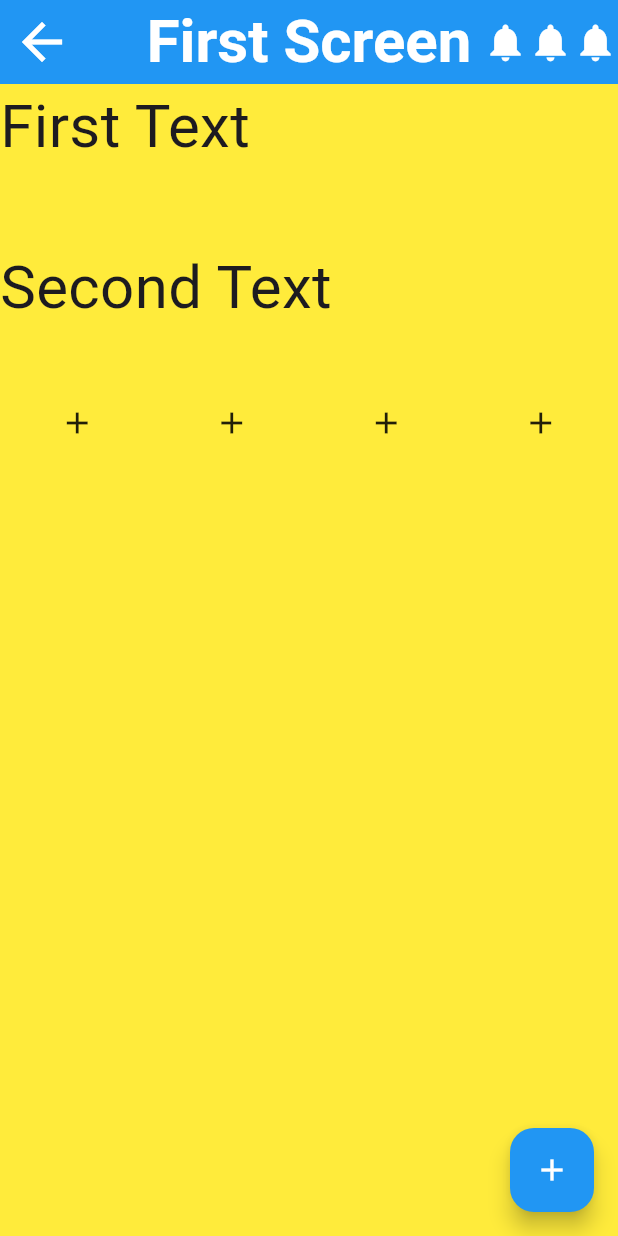
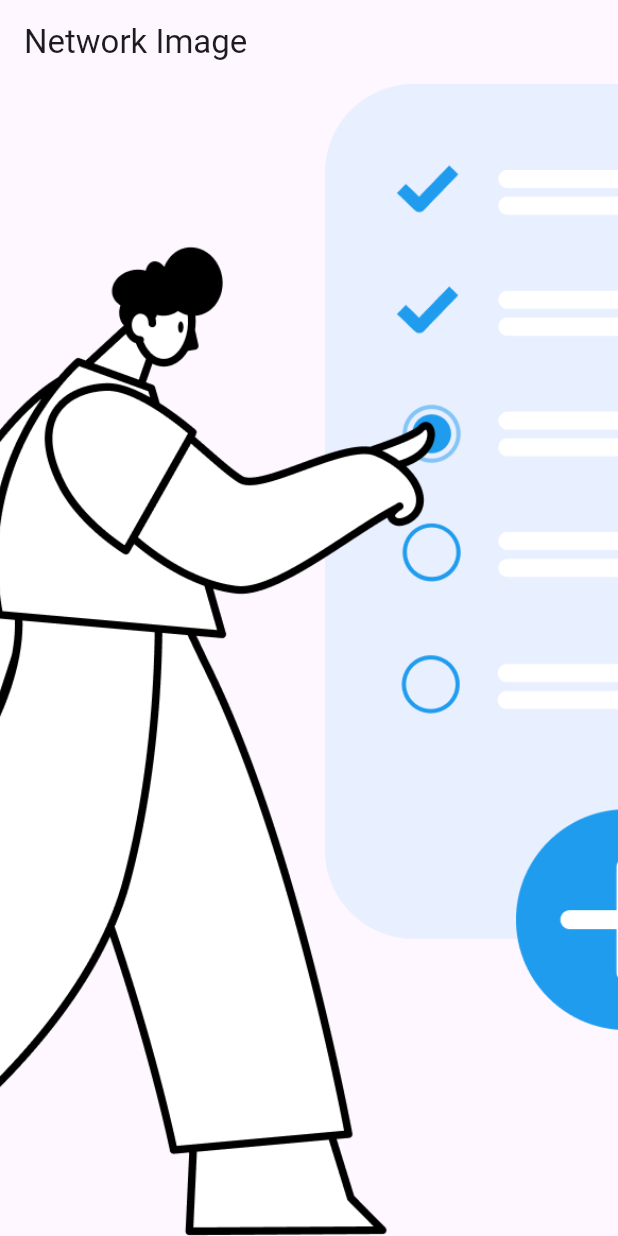
Before and after one commit to MuhammadAliKust/Shahram-App, a Flutter app: the screen it shows after launch, on a phone screen of 412 x 824 dp. Run offline on Flutter 3.47's test engine with Material 3 defaults, Android fonts, the phone set to English and light mode, and no system bars.

Commit message:
Network and Asset Image Done

```diff
--- /dev/null
+++ b/lib/asset_image.dart
@@ -0,0 +1,18 @@
+import 'package:flutter/material.dart';
+
+class AssetImageDemo extends StatelessWidget {
+  const AssetImageDemo({super.key});
+
+  @override
+  Widget build(BuildContext context) {
+    return Scaffold(
+      appBar: AppBar(title: Text("Network Image")),
+      body: Image.asset(
+        'assets/images/1.png',
+        height: MediaQuery.of(context).size.height,
+        width: MediaQuery.of(context).size.width,
+        fit: BoxFit.cover,
+      ),
+    );
+  }
+}
--- a/lib/main.dart
+++ b/lib/main.dart
@@ -1,4 +1,7 @@
 import 'package:flutter/material.dart';
+import 'package:shahram_app/asset_image.dart';
+
+import 'network_image.dart';
 
 void main() {
   runApp(MyApp());
@@ -10,54 +13,83 @@ class MyApp extends StatelessWidget {
   @override
   Widget build(BuildContext context) {
     return MaterialApp(
-      home: Scaffold(
-        backgroundColor: Colors.yellow,
-        appBar: AppBar(
-          backgroundColor: Colors.blue,
-          title: Text(
-            'First Screen',
-            style: TextStyle(
-              color: Colors.white,
-              fontSize: 40,
-              fontWeight: FontWeight.bold,
-            ),
-          ),
-          centerTitle: true,
-          leading: Icon(Icons.arrow_back, color: Colors.white, size: 40),
-          actions: [
-            Icon(Icons.notifications, color: Colors.white, size: 30),
-            Icon(Icons.notifications, color: Colors.white, size: 30),
-            Icon(Icons.notifications, color: Colors.white, size: 30),
-          ],
-        ),
-
-        body: Column(
-          crossAxisAlignment: CrossAxisAlignment.start,
-          mainAxisAlignment: MainAxisAlignment.start,
-          children: [
-            Text("First Text", style: TextStyle(fontSize: 40)),
-            SizedBox(height: 50),
-            Text("Second Text", style: TextStyle(fontSize: 40)),
-            SizedBox(height: 50),
-            Row(
-              mainAxisAlignment: MainAxisAlignment.spaceAround,
-              children: [
-                Icon(Icons.add),
-                Icon(Icons.add),
-
-                Icon(Icons.add),
-
-                Icon(Icons.add),
-              ],
-            ),
-          ],
-        ),
-        floatingActionButton: FloatingActionButton(
-          onPressed: () {},
-          child: Icon(Icons.add, color: Colors.white),
-          backgroundColor: Colors.blue,
-        ),
-      ),
+      home: AssetImageDemo(),
+      // home: Scaffold(
+      //   backgroundColor: Colors.yellow,
+      //   appBar: AppBar(
+      //     backgroundColor: Colors.blue,
+      //     title: Text(
+      //       'First Screen',
+      //       style: TextStyle(
+      //         color: Colors.white,
+      //         fontSize: 40,
+      //         fontWeight: FontWeight.bold,
+      //       ),
+      //     ),
+      //     centerTitle: true,
+      //     leading: Icon(Icons.arrow_back, color: Colors.white, size: 40),
+      //     actions: [
+      //       Icon(Icons.notifications, color: Colors.white, size: 30),
+      //       Icon(Icons.notifications, color: Colors.white, size: 30),
+      //       Icon(Icons.notifications, color: Colors.white, size: 30),
+      //     ],
+      //   ),
+      //
+      //   body: Column(
+      //     crossAxisAlignment: CrossAxisAlignment.start,
+      //     mainAxisAlignment: MainAxisAlignment.start,
+      //     children: [
+      //       Text("First Text", style: TextStyle(fontSize: 40)),
+      //       SizedBox(height: 50),
+      //       Text("Second Text", style: TextStyle(fontSize: 40)),
+      //       SizedBox(height: 50),
+      //
+      //       Row(
+      //         mainAxisAlignment: MainAxisAlignment.spaceAround,
+      //         children: [
+      //           Icon(Icons.add),
+      //           Column(
+      //             children: [Icon(Icons.add), Icon(Icons.add), Icon(Icons.add)],
+      //           ),
+      //           Column(
+      //             children: [
+      //               Icon(Icons.add),
+      //               Row(children: [Icon(Icons.add), Icon(Icons.add)]),
+      //               Row(
+      //                 children: [
+      //                   Icon(Icons.add),
+      //                   Icon(Icons.add),
+      //                   Icon(Icons.add),
+      //                 ],
+      //               ),
+      //               Row(children: [Icon(Icons.add), Icon(Icons.add)]),
+      //               Icon(Icons.add),
+      //             ],
+      //           ),
+      //           Column(
+      //             children: [
+      //               Icon(Icons.add),
+      //               Icon(Icons.add),
+      //               Icon(Icons.add),
+      //               Row(
+      //                 children: [
+      //                   Icon(Icons.add),
+      //                   Icon(Icons.add),
+      //                   Icon(Icons.add),
+      //                 ],
+      //               ),
+      //             ],
+      //           ),
+      //         ],
+      //       ),
+      //     ],
+      //   ),
+      //   floatingActionButton: FloatingActionButton(
+      //     onPressed: () {},
+      //     child: Icon(Icons.add, color: Colors.white),
+      //     backgroundColor: Colors.blue,
+      //   ),
+      // ),
     );
   }
 }
--- /dev/null
+++ b/lib/network_image.dart
@@ -0,0 +1,18 @@
+import 'package:flutter/material.dart';
+
+class NetworkImageDemo extends StatelessWidget {
+  const NetworkImageDemo({super.key});
+
+  @override
+  Widget build(BuildContext context) {
+    return Scaffold(
+      appBar: AppBar(title: Text("Network Image")),
+      body: Image.network(
+        'https://cdn.pixabay.com/photo/2024/05/26/10/15/bird-8788491_1280.jpg',
+        height: MediaQuery.of(context).size.height,
+        width: MediaQuery.of(context).size.width,
+        fit: BoxFit.cover,
+      ),
+    );
+  }
+}
--- a/pubspec.yaml
+++ b/pubspec.yaml
@@ -58,10 +58,8 @@ flutter:
   uses-material-design: true
 
   # To add assets to your application, add an assets section, like this:
-  # assets:
-  #   - images/a_dot_burr.jpeg
-  #   - images/a_dot_ham.jpeg
-
+  assets:
+    - assets/images/
   # An image asset can refer to one or more resolution-specific "variants", see
   # https://flutter.dev/to/resolution-aware-images
 
```
Also changed, not shown: assets/images/1.png (added).
